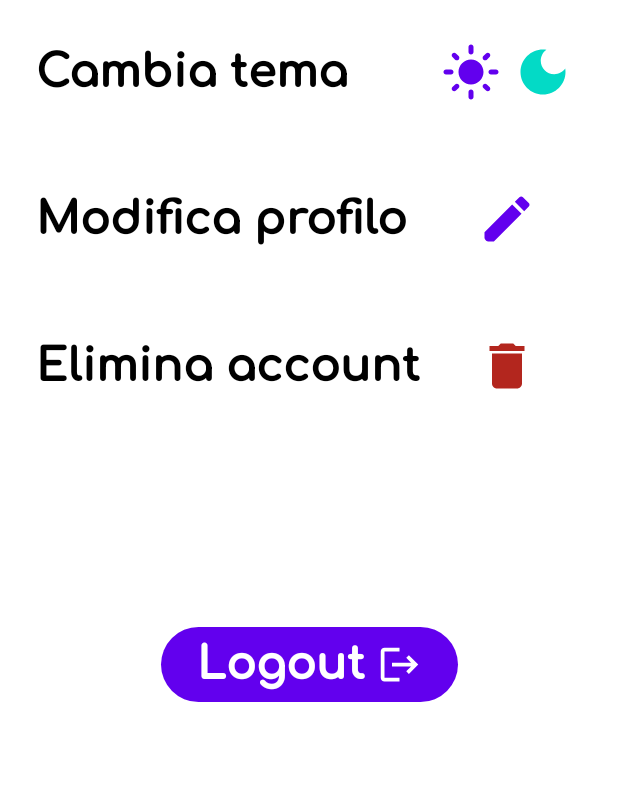
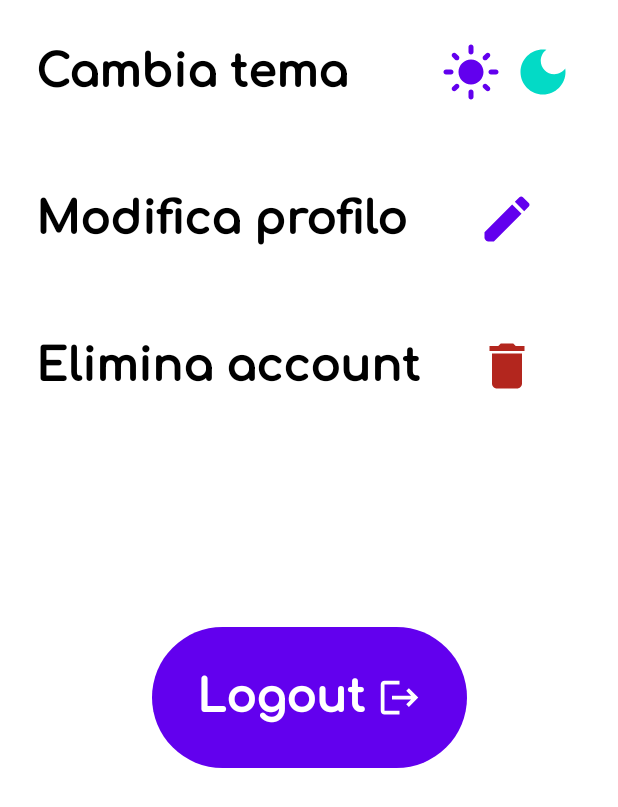
Before and after one commit to Fuwuffyi/Mobile2025-WalkAndTag, an Android app built with Jetpack Compose: the composable Settings shown on its own in the app's theme, on a phone screen of 412 x 824 dp. Shown: the top 807 px of the screen. Run offline under Robolectric (Android 15) with nearby library versions, the phone set to English and light mode, and no system bars; 1 statement that could not run was skipped.

Commit message:
Slightly changed

```diff
--- a/app/src/main/java/com/github/walkandtag/ui/pages/Settings.kt
+++ b/app/src/main/java/com/github/walkandtag/ui/pages/Settings.kt
@@ -2,10 +2,10 @@ package com.github.walkandtag.ui.pages
 
 import android.app.Activity
 import android.content.Intent
-import androidx.compose.foundation.gestures.snapping.SnapPosition
 import androidx.compose.foundation.layout.Arrangement
 import androidx.compose.foundation.layout.Box
 import androidx.compose.foundation.layout.Column
+import androidx.compose.foundation.layout.PaddingValues
 import androidx.compose.foundation.layout.Row
 import androidx.compose.foundation.layout.Spacer
 import androidx.compose.foundation.layout.fillMaxWidth
@@ -28,14 +28,11 @@ import androidx.compose.material3.Text
 import androidx.compose.runtime.Composable
 import androidx.compose.ui.Alignment
 import androidx.compose.ui.Modifier
-import androidx.compose.ui.graphics.Color
 import androidx.compose.ui.platform.LocalContext
 import androidx.compose.ui.unit.dp
 import androidx.compose.ui.unit.sp
 import com.github.walkandtag.AuthActivity
 import com.github.walkandtag.firebase.auth.Authentication
-import com.github.walkandtag.ui.theme.md_theme_dark_primary
-import com.github.walkandtag.ui.theme.md_theme_light_primary
 import org.koin.compose.koinInject
 
 @Composable
@@ -144,7 +141,8 @@ fun Settings() {
                 context.startActivity(intent)
                 (context as? Activity)?.finish()
             },
-            modifier = Modifier.align(Alignment.CenterHorizontally)
+            modifier = Modifier.align(Alignment.CenterHorizontally),
+            contentPadding = PaddingValues(30.dp)
         ) {
             Text(
                 "Logout",
```
